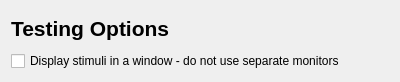
Qt form libs/habutil/habit/HRunSettingsTestingForm.ui (djsperka/habit2-src) before a commit.
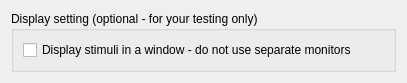
The same form after that commit.

Commit message: Add scroll bars to stimulus order selection area of the RunSettings dialog. Convert all three widgets to use group boxes. Closes #13.

Diff of the .ui file:
```diff
--- a/libs/habutil/habit/HRunSettingsTestingForm.ui
+++ b/libs/habutil/habit/HRunSettingsTestingForm.ui
@@ -6,8 +6,8 @@
    <rect>
     <x>0</x>
     <y>0</y>
-    <width>400</width>
-    <height>82</height>
+    <width>407</width>
+    <height>79</height>
    </rect>
   </property>
   <property name="windowTitle">
@@ -15,24 +15,19 @@
   </property>
   <layout class="QVBoxLayout" name="verticalLayout">
    <item>
-    <widget class="QLabel" name="labelMain">
-     <property name="font">
-      <font>
-       <pointsize>16</pointsize>
-       <weight>75</weight>
-       <bold>true</bold>
-      </font>
+    <widget class="QGroupBox" name="groupBox">
+     <property name="title">
+      <string>Display setting (optional - for your testing only)</string>
      </property>
-     <property name="text">
-      <string>Testing Options</string>
-     </property>
-    </widget>
-   </item>
+     <layout class="QVBoxLayout" name="verticalLayout_2">
    <item>
     <widget class="QCheckBox" name="cbTesting">
      <property name="text">
       <string>Display stimuli in a window - do not use separate monitors</string>
      </property>
+       </widget>
+      </item>
+     </layout>
     </widget>
    </item>
   </layout>
```
Lines whose indentation alone changed are shown as unchanged. The commit also changes 2 other files.
